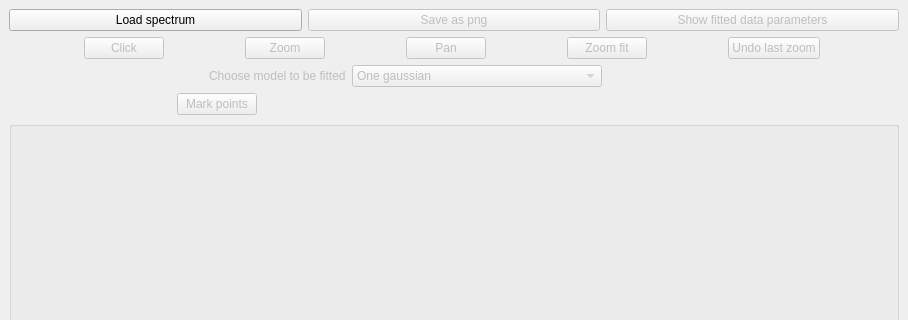
This is fit_line/src/ui/fit_line.ui in AlejandroGorgues/AstroCabTools as Qt 5 draws it before an edit; both pictures show x 0 to 908 and y 0 to 320 of the 908 by 830 pixel window. The edited form follows.
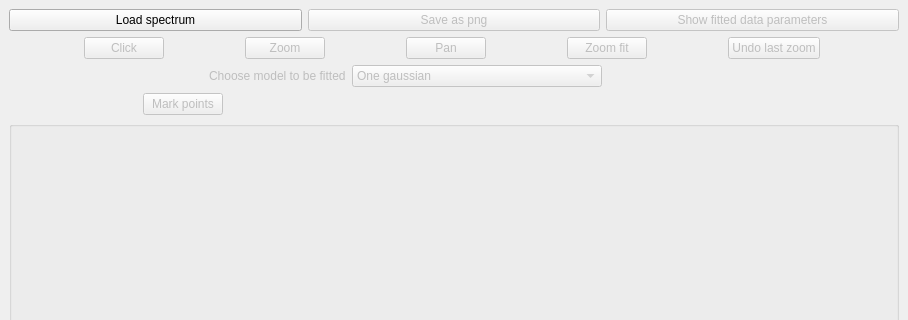
This is the edited form.

```diff
--- a/fit_line/src/ui/fit_line.ui
+++ b/fit_line/src/ui/fit_line.ui
@@ -370,13 +370,13 @@
           </property>
           <property name="minimumSize">
            <size>
-            <width>300</width>
+            <width>400</width>
             <height>0</height>
            </size>
           </property>
           <property name="maximumSize">
            <size>
-            <width>300</width>
+            <width>400</width>
             <height>16777215</height>
            </size>
           </property>
```
